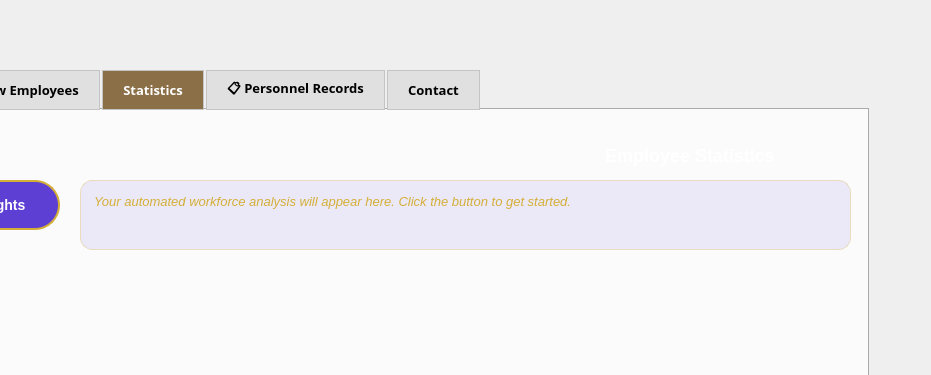
Qt form employee_management.ui (rayenkb/Esprit--PI2AC---2A4--2526-HammerDown) before a commit; both pictures show x 292 to 1223 and y 0 to 375 of the 1322 by 800 pixel window.
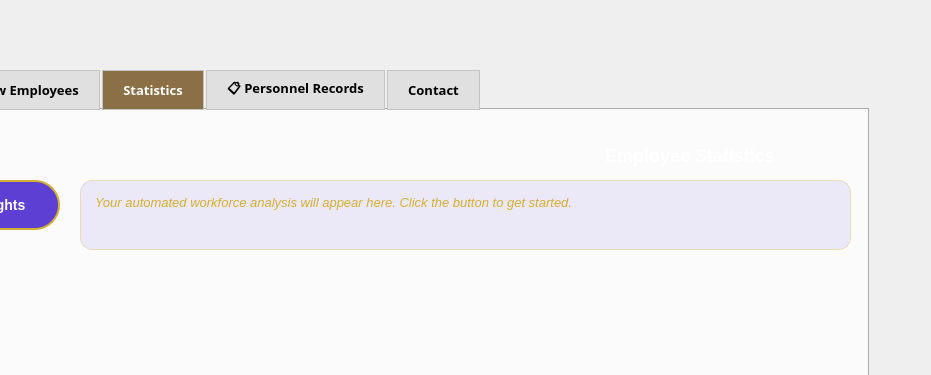
The same form after that commit. The open tabs and pages were chosen to show the change. Icons and pictures are not drawn.

What changed in the file:
```diff
--- a/employee_management.ui
+++ b/employee_management.ui
@@ -889,7 +889,7 @@
       <string>✨ Generate AI Insights</string>
      </property>
     </widget>
-    <widget class="QLabel" name="lbl_stats_ai_insight">
+    <widget class="QTextEdit" name="lbl_stats_ai_insight">
      <property name="geometry">
       <rect>
        <x>260</x>
@@ -899,17 +899,21 @@
       </rect>
      </property>
      <property name="styleSheet">
-      <string notr="true">color: #D4AF37; font-size: 13px; font-style: italic; background: rgba(93, 63, 211, 0.1); padding: 10px; border-radius: 12px; border: 1px solid rgba(212, 175, 55, 0.3);</string>
+      <string notr="true">QTextEdit { color: #D4AF37; font-size: 13px; font-style: italic; background: rgba(93, 63, 211, 0.1); padding: 10px; border-radius: 12px; border: 1px solid rgba(212, 175, 55, 0.3); }
+QScrollBar:vertical { width: 8px; background: transparent; }
+QScrollBar::handle:vertical { background: rgba(212, 175, 55, 0.5); border-radius: 4px; }
+QScrollBar::add-line:vertical, QScrollBar::sub-line:vertical { height: 0px; }</string>
      </property>
-     <property name="text">
-      <string>Your automated workforce analysis will appear here. Click the button to get started.</string>
-     </property>
-     <property name="alignment">
-      <set>Qt::AlignmentFlag::AlignLeading|Qt::AlignmentFlag::AlignLeft|Qt::AlignmentFlag::AlignTop</set>
-     </property>
-     <property name="wordWrap">
+     <property name="readOnly">
       <bool>true</bool>
      </property>
+     <property name="html">
+      <string>&lt;!DOCTYPE HTML PUBLIC &quot;-//W3C//DTD HTML 4.0//EN&quot; &quot;http://www.w3.org/TR/REC-html40/strict.dtd&quot;&gt;
+&lt;html&gt;&lt;head&gt;&lt;meta name=&quot;qrichtext&quot; content=&quot;1&quot; /&gt;&lt;style type=&quot;text/css&quot;&gt;
+p, li { white-space: pre-wrap; }
+&lt;/style&gt;&lt;/head&gt;&lt;body style=&quot; font-family:'MS Shell Dlg 2'; font-size:13px; font-weight:400; font-style:italic;&quot;&gt;
+&lt;p style=&quot; margin-top:0px; margin-bottom:0px; margin-left:0px; margin-right:0px; -qt-block-indent:0; text-indent:0px;&quot;&gt;Your automated workforce analysis will appear here. Click the button to get started.&lt;/p&gt;&lt;/body&gt;&lt;/html&gt;</string>
+     </property>
     </widget>
    </widget>
    <widget class="QWidget" name="tab_history">
```
